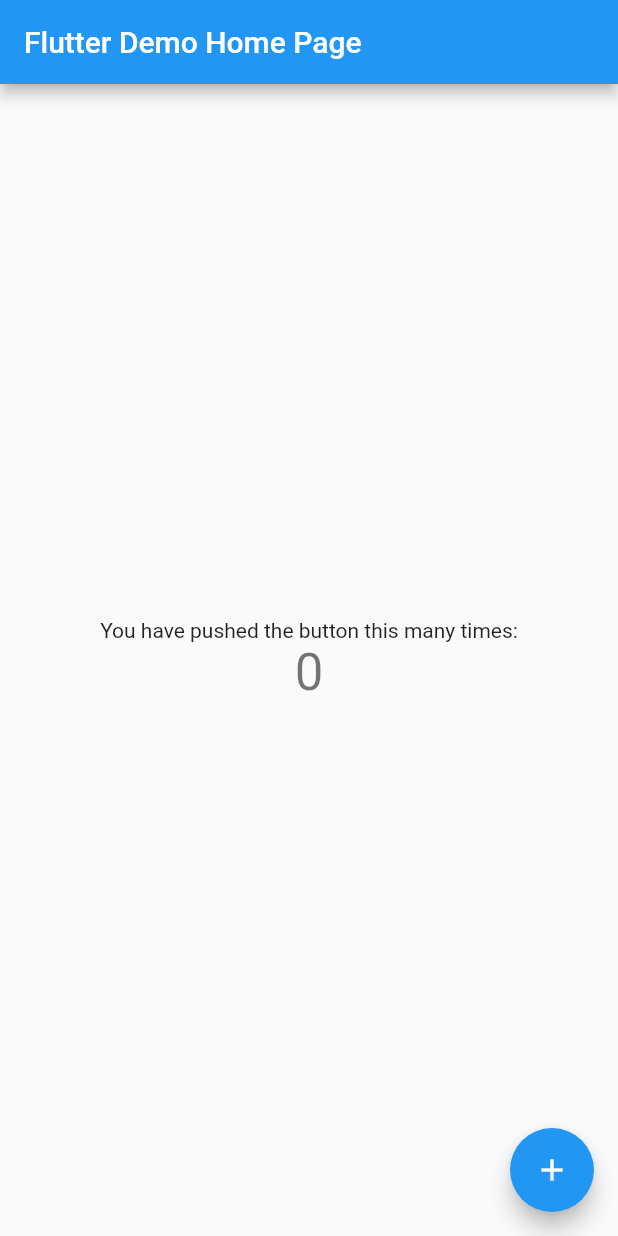
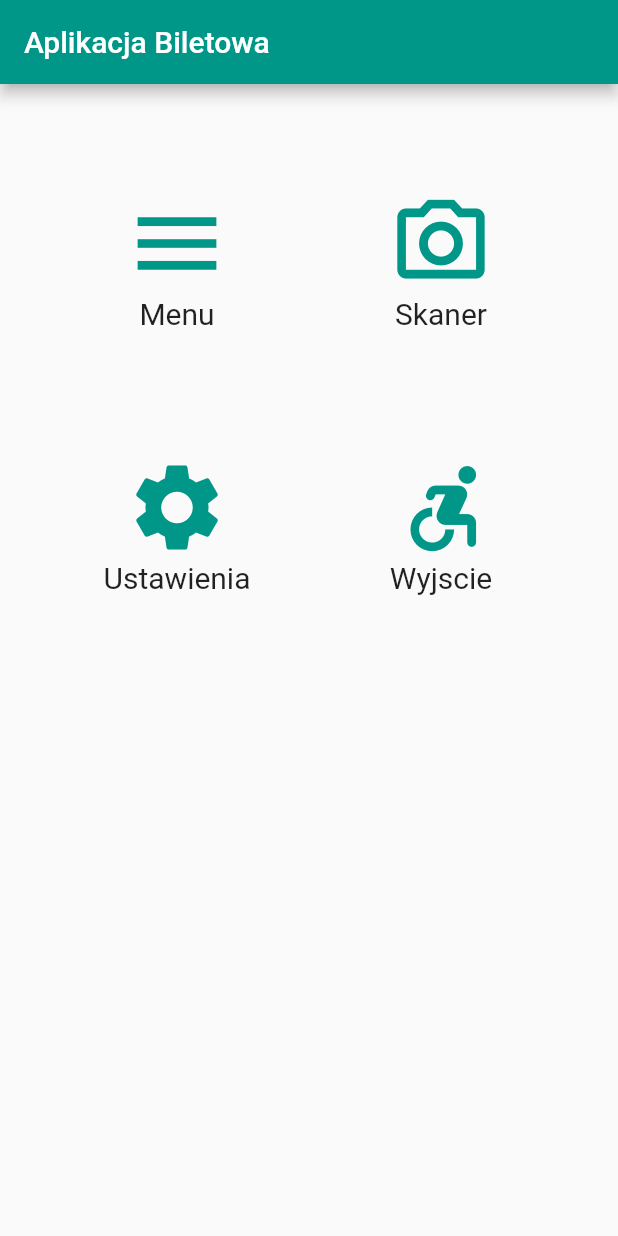
Before and after one commit to Majkel14xd/Aplikacje_Mobilne-Projekt_Lidwa_Maciejski_Kurek, a Flutter app: the screen it shows after launch, on a phone screen of 412 x 824 dp. Run offline on Flutter 3.47's test engine with Material 2 defaults, Android fonts, the phone set to English and light mode, and no system bars.

Commit message:
Pierwsza strona

```diff
--- a/moduleprojekt/lib/main.dart
+++ b/moduleprojekt/lib/main.dart
@@ -11,7 +11,7 @@
   @override
   Widget build(BuildContext context) {
     return MaterialApp(
-      title: 'Flutter Demo',
+      title: 'Aplikacja biletowa',
       theme: ThemeData(
         // This is the theme of your application.
         //
@@ -22,14 +22,89 @@
         // or simply save your changes to "hot reload" in a Flutter IDE).
         // Notice that the counter didn't reset back to zero; the application
         // is not restarted.
-        primarySwatch: Colors.blue,
+        primarySwatch: Colors.teal,
       ),
-      home: const MyHomePage(title: 'Flutter Demo Home Page'),
+      home: MenuStart(),
     );
   }
 }
 
-class MyHomePage extends StatefulWidget {
+class MenuStart extends StatefulWidget {
+  const MenuStart({Key? key}) : super(key: key);
+
+  @override
+  State<MenuStart> createState() => _MenuStartState();
+}
+
+class _MenuStartState extends State<MenuStart> {
+  @override
+  Widget build(BuildContext context) {
+    return Scaffold(
+      appBar: AppBar(
+        title: Text('Aplikacja Biletowa'),
+      ),
+      body: Container(
+        margin: EdgeInsets.all(30),
+        child:Center(
+          child: GridView.count(
+            crossAxisCount: 2,
+            children: <Widget>[
+            Okienka(
+              title: 'Menu',
+              icon: Icons.menu,
+            ),
+            Okienka(
+              title: 'Skaner',
+              icon: Icons.camera_alt_outlined,
+            ),
+            Okienka(
+              title: 'Ustawienia',
+              icon: Icons.settings,
+            ),
+            Okienka(
+              title: 'Wyjscie',
+              icon: Icons.accessible_forward_rounded,
+            ),
+          ],
+          ),
+        ),
+      ),
+    );
+  }
+}
+class Okienka extends StatelessWidget {
+  Okienka({this.title,required this.icon}) ;
+  final title;
+  final IconData icon;
+  @override
+  Widget build(BuildContext context) {
+    return Container(
+      margin: EdgeInsets.all(15),
+      child:InkWell(
+      onTap: (){},
+      splashColor: Colors.teal,
+      child:Center(
+      child:Column(
+        mainAxisSize: MainAxisSize.min,
+        children: <Widget>[
+            Icon(
+                icon,
+                size: 70,
+                color: Colors.teal,
+            ),
+            Text(
+                title,
+                style: new TextStyle(fontSize: 20.0),
+            ),
+        ],
+      ),
+      ),
+      ),
+    );
+  }
+}
+
+/*class MyHomePage extends StatefulWidget {
   const MyHomePage({super.key, required this.title});
 
   // This widget is the home page of your application. It is stateful, meaning
@@ -112,4 +187,4 @@
       ), // This trailing comma makes auto-formatting nicer for build methods.
     );
   }
-}
+}*/
```
Also changed, not shown: moduleprojekt/lib/settings.dart (added).
